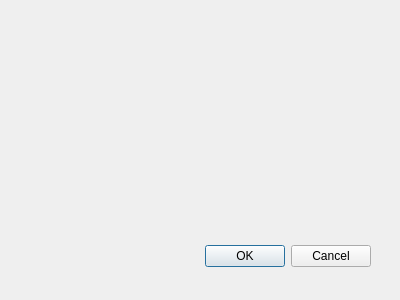
Above: ui_sectormean.ui from gbd-consult/Sektormittelwerte before the change. Below: the same form after it.
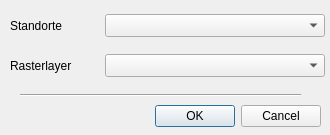
That is the form after the change.

Commit message: start with gui

What changed in the file:
```diff
--- a/ui_sectormean.ui
+++ b/ui_sectormean.ui
@@ -1,23 +1,35 @@
 <ui version="4.0" >
  <class>SectorMean</class>
- <widget class="QDialog" name="SectorMean" >
-  <property name="geometry" >
+ <widget class="QDialog" name="SectorMean">
+  <property name="geometry">
    <rect>
     <x>0</x>
     <y>0</y>
-    <width>400</width>
-    <height>300</height>
+    <width>330</width>
+    <height>135</height>
    </rect>
   </property>
-  <property name="windowTitle" >
+  <property name="minimumSize">
+   <size>
+    <width>330</width>
+    <height>135</height>
+   </size>
+  </property>
+  <property name="maximumSize">
+   <size>
+    <width>330</width>
+    <height>135</height>
+   </size>
+  </property>
+  <property name="windowTitle">
    <string>SectorMean</string>
   </property>
-  <widget class="QDialogButtonBox" name="buttonBox" >
-   <property name="geometry" >
+  <widget class="QDialogButtonBox" name="buttonBox">
+   <property name="geometry">
     <rect>
-     <x>30</x>
-     <y>240</y>
-     <width>341</width>
+     <x>120</x>
+     <y>100</y>
+     <width>201</width>
      <height>32</height>
     </rect>
    </property>
@@ -28,6 +40,101 @@
     <set>QDialogButtonBox::Cancel|QDialogButtonBox::Ok</set>
    </property>
   </widget>
+  <widget class="QWidget" name="layoutWidget">
+   <property name="geometry">
+    <rect>
+     <x>10</x>
+     <y>10</y>
+     <width>315</width>
+     <height>32</height>
+    </rect>
+   </property>
+   <layout class="QHBoxLayout" name="horizontalLayout_9">
+    <item>
+     <widget class="QLabel" name="label_1">
+      <property name="minimumSize">
+       <size>
+        <width>0</width>
+        <height>20</height>
+       </size>
+      </property>
+      <property name="text">
+       <string>Standorte</string>
+      </property>
+     </widget>
+    </item>
+    <item>
+     <widget class="QComboBox" name="InPoint">
+      <property name="minimumSize">
+       <size>
+        <width>220</width>
+        <height>23</height>
+       </size>
+      </property>
+      <property name="maximumSize">
+       <size>
+        <width>220</width>
+        <height>23</height>
+       </size>
+      </property>
+     </widget>
+    </item>
+   </layout>
+  </widget>
+  <widget class="QWidget" name="layoutWidget_2">
+   <property name="geometry">
+    <rect>
+     <x>10</x>
+     <y>50</y>
+     <width>315</width>
+     <height>32</height>
+    </rect>
+   </property>
+   <layout class="QHBoxLayout" name="horizontalLayout_10">
+    <item>
+     <widget class="QLabel" name="label_2">
+      <property name="minimumSize">
+       <size>
+        <width>0</width>
+        <height>20</height>
+       </size>
+      </property>
+      <property name="text">
+       <string>Rasterlayer</string>
+      </property>
+     </widget>
+    </item>
+    <item>
+     <widget class="QComboBox" name="InRast">
+      <property name="minimumSize">
+       <size>
+        <width>220</width>
+        <height>23</height>
+       </size>
+      </property>
+      <property name="maximumSize">
+       <size>
+        <width>220</width>
+        <height>23</height>
+       </size>
+      </property>
+     </widget>
+    </item>
+   </layout>
+  </widget>
+  <widget class="Line" name="line">
+   <property name="geometry">
+    <rect>
+     <x>20</x>
+     <y>90</y>
+     <width>281</width>
+     <height>10</height>
+    </rect>
+   </property>
+   <property name="orientation">
+    <enum>Qt::Horizontal</enum>
+   </property>
+  </widget>
  </widget>
  <resources/>
  <connections>
```
Left out of the diff: 15 changed lines with no effect on the pictures. The commit also changes 3 other files.
